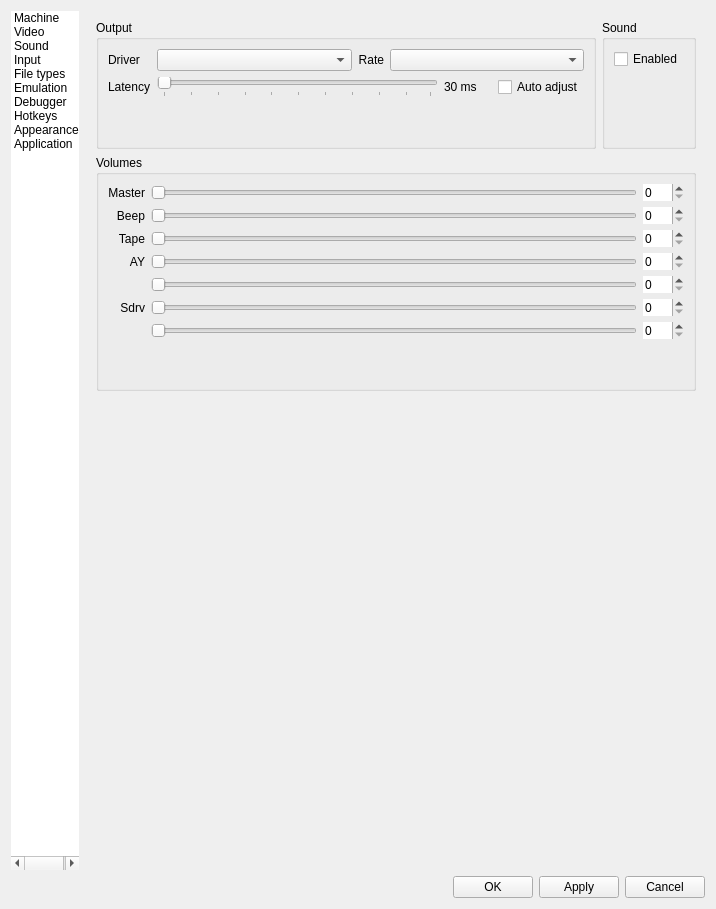
Before: the Qt Designer form ui/setupwin.ui in Volutar/xpeccy-plus, drawn with Qt 5.
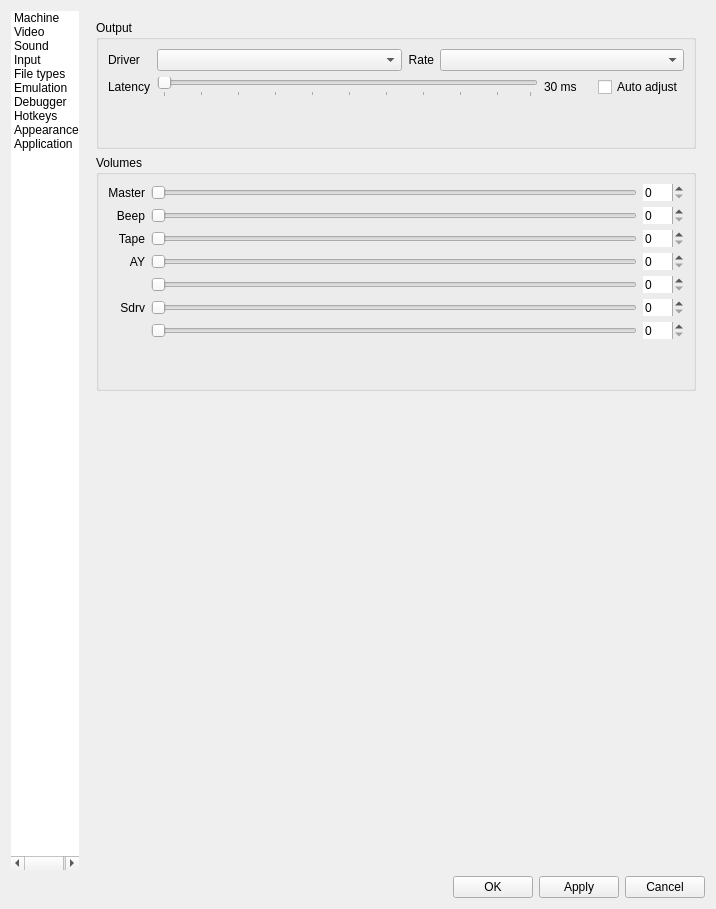
After: the same form once the commit is applied. The open tabs and pages were chosen to show the change. Icons and pictures are not drawn. Custom widgets are drawn as their Qt base class.

Commit message:
options: Emulate sound over the Sound page, the rest greyed while off; Output filters in the menus
Filters lines its names up in one column, the check boxes left of theirs; the menus' headings
are bold.

```diff
--- a/ui/setupwin.ui
+++ b/ui/setupwin.ui
@@ -2144,38 +2144,6 @@
              </layout>
             </widget>
            </item>
-           <item>
-            <widget class="QGroupBox" name="sndOptGBox">
-             <property name="title">
-              <string>Sound</string>
-             </property>
-             <layout class="QVBoxLayout" name="verticalLayout_22">
-              <item>
-               <widget class="QCheckBox" name="senbox">
-                <property name="toolTip">
-                 <string>Off plays silence, still paced by the sound card</string>
-                </property>
-                <property name="text">
-                 <string>Enabled</string>
-                </property>
-               </widget>
-              </item>
-              <item>
-               <spacer name="verticalSpacer_23">
-                <property name="orientation">
-                 <enum>Qt::Vertical</enum>
-                </property>
-                <property name="sizeHint" stdset="0">
-                 <size>
-                  <width>20</width>
-                  <height>40</height>
-                 </size>
-                </property>
-               </spacer>
-              </item>
-             </layout>
-            </widget>
-           </item>
           </layout>
          </item>
          <item>
```
The commit also changes 4 other files.
